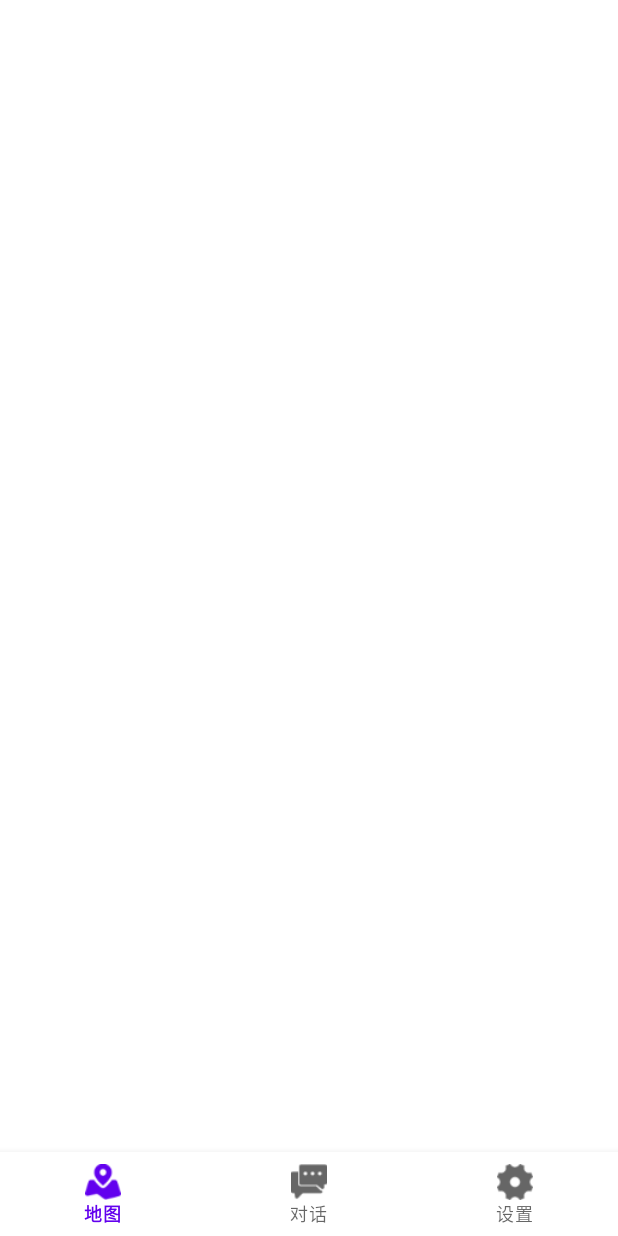
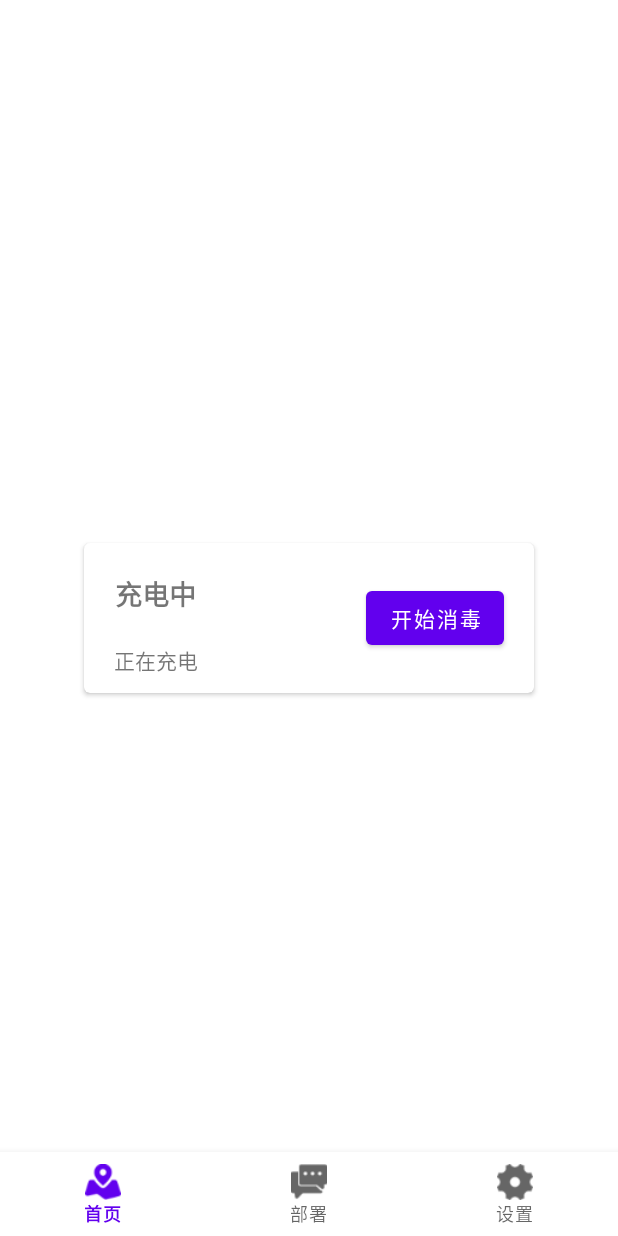
Before and after one commit to ypngwwns/disinfectrobot, an Android app: the screen it shows after launch (MainActivity), on a phone screen of 412 x 824 dp. Run offline under Robolectric (Android 15) with nearby library versions, the phone set to English and light mode, and no system bars; libraries missing offline, so code that uses them is left out: com.gyf.immersionbar; 1 statement that could not run was skipped.

Commit message:
消毒首页

```diff
--- a/app/build.gradle
+++ b/app/build.gradle
@@ -94,6 +94,7 @@ dependencies {
     implementation 'org.eclipse.paho:org.eclipse.paho.android.service:1.1.1'
     api 'com.blankj:utilcodex:1.31.0'
     api 'cn.rongcloud.sdk:im_lib:5.1.3'
+    implementation "androidx.cardview:cardview:1.0.0"
 }
 repositories {
     mavenCentral()
--- a/app/src/main/res/layout/activity_main.xml
+++ b/app/src/main/res/layout/activity_main.xml
@@ -1,10 +1,63 @@
 <?xml version="1.0" encoding="utf-8"?>
 <androidx.constraintlayout.widget.ConstraintLayout xmlns:android="http://schemas.android.com/apk/res/android"
     xmlns:tools="http://schemas.android.com/tools"
+    xmlns:card_view="http://schemas.android.com/apk/res-auto"
     android:layout_width="match_parent"
     android:layout_height="match_parent"
     xmlns:app="http://schemas.android.com/apk/res-auto"
     tools:context=".MainActivity">
+
+    <androidx.cardview.widget.CardView
+        android:id="@+id/card_view"
+        card_view:layout_constraintStart_toStartOf="parent"
+        card_view:layout_constraintEnd_toEndOf="parent"
+        card_view:layout_constraintTop_toTopOf="parent"
+        card_view:layout_constraintBottom_toBottomOf="parent"
+        android:layout_width="300dp"
+        android:layout_height="100dp"
+        card_view:cardCornerRadius="4dp">
+
+        <RelativeLayout
+            android:layout_width="match_parent"
+            android:layout_height="match_parent">
+
+            <LinearLayout
+                android:layout_width="wrap_content"
+                android:layout_height="wrap_content"
+                android:layout_marginStart="20dp"
+                android:layout_marginTop="20dp"
+                android:orientation="vertical">
+
+                <TextView
+                    android:id="@+id/info_text"
+                    android:text="充电中"
+                    android:textStyle="bold"
+                    android:textSize="18dp"
+                    android:layout_gravity="center_horizontal"
+                    android:layout_width="wrap_content"
+                    android:layout_height="wrap_content" />
+
+
+                <TextView
+                    android:id="@+id/sub_info_text"
+                    android:layout_below="@id/info_text"
+                    android:layout_marginTop="20dp"
+                    android:layout_gravity="center_horizontal"
+                    android:text="正在充电"
+                    android:layout_width="wrap_content"
+                    android:layout_height="wrap_content" />
+            </LinearLayout>
+
+            <Button
+                android:layout_width="wrap_content"
+                android:layout_height="wrap_content"
+                android:layout_centerVertical="true"
+                android:layout_marginEnd="20dp"
+                android:text="开始消毒"
+                android:layout_alignParentEnd="true" />
+        </RelativeLayout>
+
+    </androidx.cardview.widget.CardView>
 
     <com.google.android.material.bottomnavigation.BottomNavigationView
         android:id="@+id/bottom_navigation"
--- a/app/src/main/res/menu/bottom_navigation_menu.xml
+++ b/app/src/main/res/menu/bottom_navigation_menu.xml
@@ -4,13 +4,13 @@
         android:id="@+id/page_1"
         android:enabled="true"
         android:icon="@drawable/bottom_icon_map_selector"
-        android:title="地图" />
+        android:title="首页" />
 
     <item
         android:id="@+id/page_2"
         android:enabled="true"
         android:icon="@drawable/bottom_icon_talk_selector"
-        android:title="对话" />
+        android:title="部署" />
 
     <item
         android:id="@+id/page_3"
```
